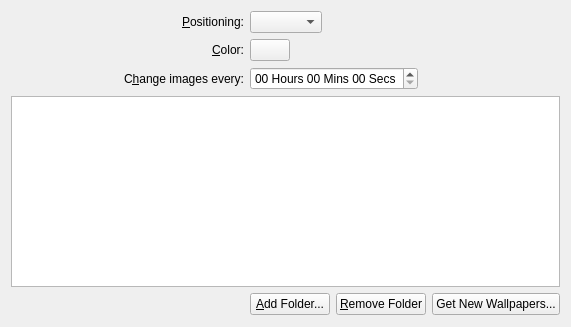
Before: the Qt Designer form plasma/generic/wallpapers/image/slideshowconfig.ui in mgottschlag/kwin-tiling, drawn with Qt 5.
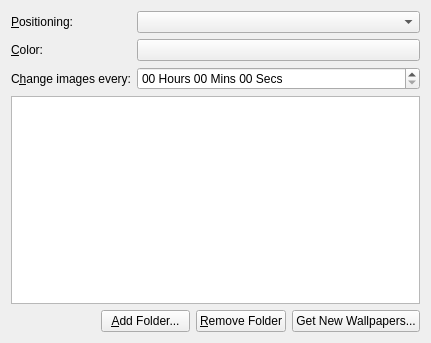
After: the same form once the commit is applied. Custom widgets are drawn as their Qt base class.

Commit message: make it shrink a bit more

Patch:
```diff
--- a/plasma/generic/wallpapers/image/slideshowconfig.ui
+++ b/plasma/generic/wallpapers/image/slideshowconfig.ui
@@ -6,11 +6,11 @@
    <rect>
     <x>0</x>
     <y>0</y>
-    <width>571</width>
-    <height>327</height>
+    <width>431</width>
+    <height>343</height>
    </rect>
   </property>
-  <layout class="QGridLayout" name="gridLayout">
+  <layout class="QFormLayout" name="formLayout">
    <item row="0" column="0">
     <widget class="QLabel" name="label_4">
      <property name="text">
@@ -25,8 +25,6 @@
     </widget>
    </item>
    <item row="0" column="1">
-    <layout class="QHBoxLayout" name="horizontalLayout_2">
-     <item>
       <widget class="QComboBox" name="m_resizeMethod">
        <property name="sizePolicy">
         <sizepolicy hsizetype="Preferred" vsizetype="Fixed">
@@ -36,21 +34,6 @@
        </property>
       </widget>
      </item>
-     <item>
-      <spacer name="horizontalSpacer_3">
-       <property name="orientation">
-        <enum>Qt::Horizontal</enum>
-       </property>
-       <property name="sizeHint" stdset="0">
-        <size>
-         <width>40</width>
-         <height>20</height>
-        </size>
-       </property>
-      </spacer>
-     </item>
-    </layout>
-   </item>
    <item row="1" column="0">
     <widget class="QLabel" name="label_5">
      <property name="text">
@@ -65,8 +48,6 @@
     </widget>
    </item>
    <item row="1" column="1">
-    <layout class="QHBoxLayout" name="horizontalLayout">
-     <item>
       <widget class="KColorButton" name="m_color">
        <property name="color">
         <color>
@@ -84,21 +65,6 @@
        </property>
       </widget>
      </item>
-     <item>
-      <spacer name="horizontalSpacer_4">
-       <property name="orientation">
-        <enum>Qt::Horizontal</enum>
-       </property>
-       <property name="sizeHint" stdset="0">
-        <size>
-         <width>40</width>
-         <height>20</height>
-        </size>
-       </property>
-      </spacer>
-     </item>
-    </layout>
-   </item>
    <item row="2" column="0">
     <widget class="QLabel" name="label_2">
      <property name="sizePolicy">
@@ -119,8 +85,6 @@
     </widget>
    </item>
    <item row="2" column="1">
-    <layout class="QHBoxLayout" name="horizontalLayout_3">
-     <item>
       <widget class="QTimeEdit" name="m_slideshowDelay">
        <property name="dateTime">
         <datetime>
@@ -147,39 +111,24 @@
        </property>
       </widget>
      </item>
-     <item>
-      <spacer name="horizontalSpacer_2">
-       <property name="orientation">
-        <enum>Qt::Horizontal</enum>
-       </property>
-       <property name="sizeHint" stdset="0">
-        <size>
-         <width>40</width>
-         <height>20</height>
-        </size>
-       </property>
-      </spacer>
-     </item>
-    </layout>
-   </item>
    <item row="3" column="0" colspan="2">
     <widget class="KListWidget" name="m_dirlist"/>
    </item>
-   <item row="4" column="0">
+   <item row="4" column="0" colspan="2">
+    <layout class="QHBoxLayout" name="horizontalLayout">
+     <item>
     <spacer name="horizontalSpacer">
      <property name="orientation">
       <enum>Qt::Horizontal</enum>
      </property>
      <property name="sizeHint" stdset="0">
       <size>
-       <width>139</width>
-       <height>23</height>
+         <width>40</width>
+         <height>20</height>
       </size>
      </property>
     </spacer>
    </item>
-   <item row="4" column="1">
-    <layout class="QHBoxLayout" name="horizontalLayout_5">
      <item>
       <widget class="KPushButton" name="m_addDir">
        <property name="sizePolicy">
```
Lines whose indentation alone changed are shown as unchanged.
